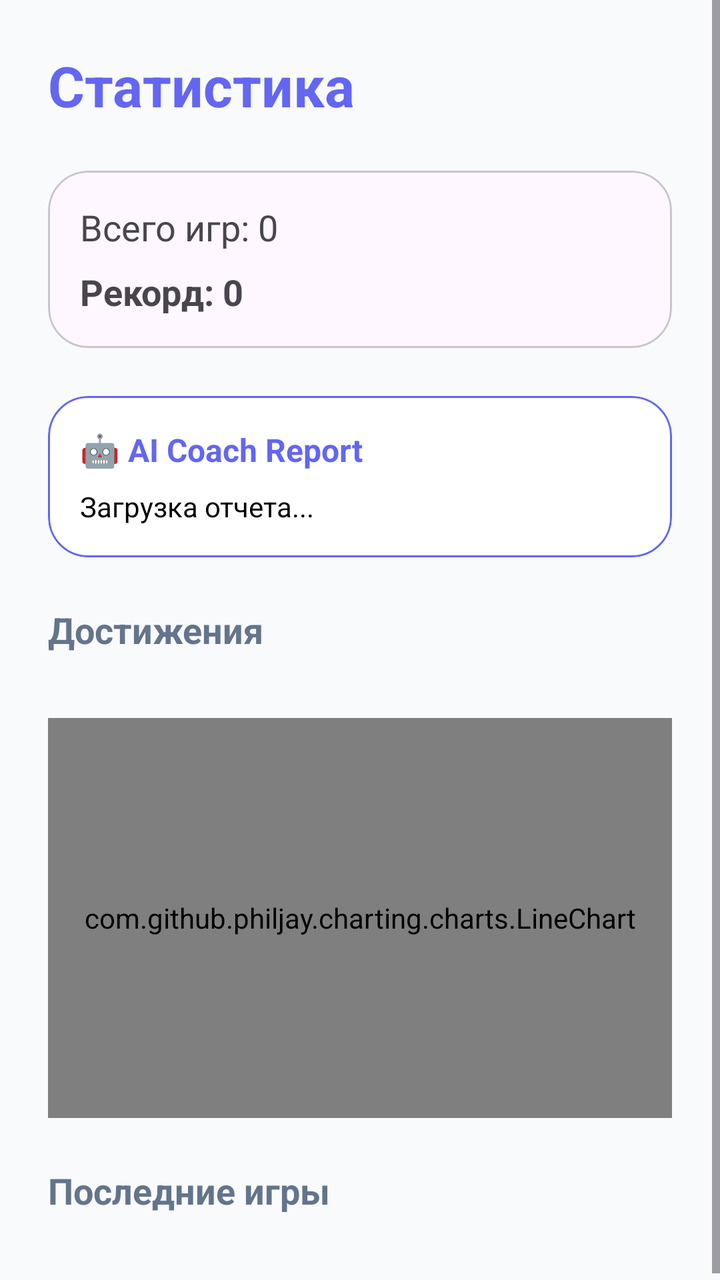
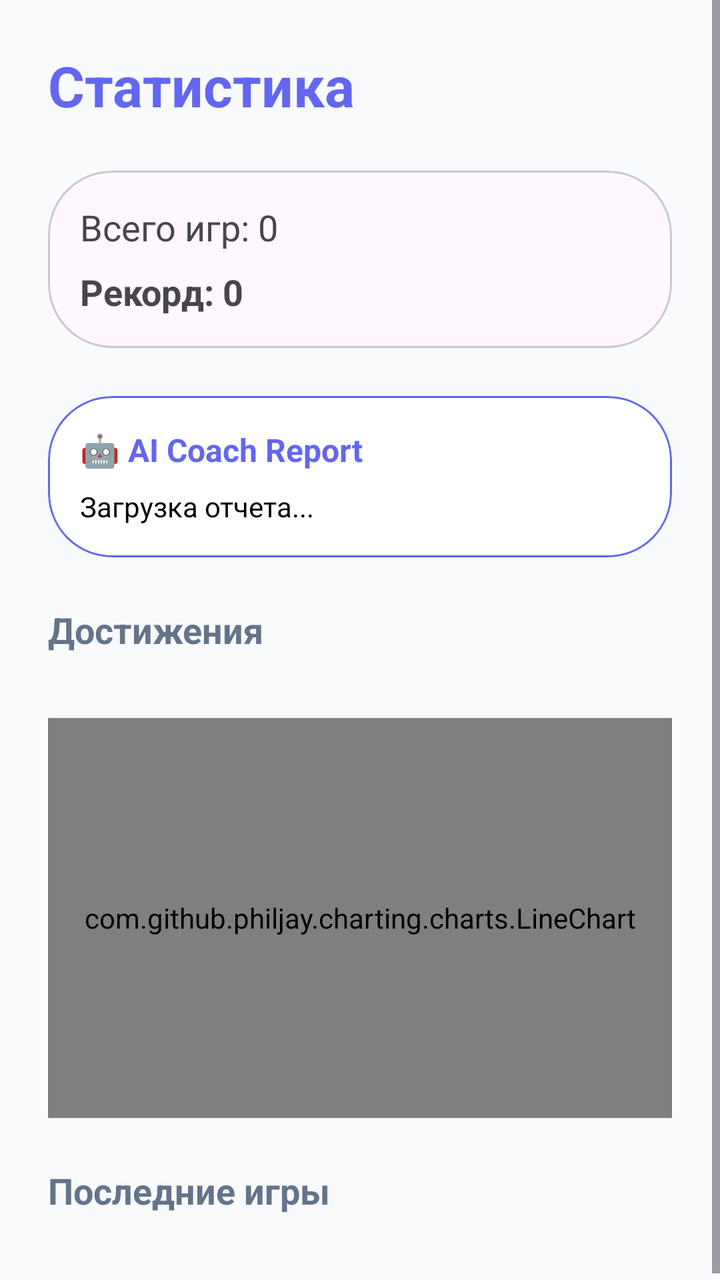

The first picture is an Android layout as it rendered before a commit; the second is the same layout after the commit. The layout source and the unified diff follow.
<!-- AndroidManifest.xml: application theme Theme.Quiz -->
<!-- res/layout/activity_statistics.xml -->
<?xml version="1.0" encoding="utf-8"?>
<ScrollView xmlns:android="http://schemas.android.com/apk/res/android"
    xmlns:app="http://schemas.android.com/apk/res-auto"
    android:layout_width="match_parent"
    android:layout_height="match_parent"
    android:background="@color/gray_bg">

    <LinearLayout
        android:layout_width="match_parent"
        android:layout_height="wrap_content"
        android:orientation="vertical"
        android:padding="24dp">

        <TextView
            android:layout_width="wrap_content"
            android:layout_height="wrap_content"
            android:text="Статистика"
            android:textSize="28sp"
            android:textStyle="bold"
            android:textColor="@color/brand_purple" />

        <com.google.android.material.card.MaterialCardView
            android:layout_width="match_parent"
            android:layout_height="wrap_content"
            android:layout_marginTop="24dp"
            app:cardCornerRadius="20dp">

            <LinearLayout
                android:layout_width="match_parent"
                android:layout_height="wrap_content"
                android:orientation="vertical"
                android:padding="16dp">

                <TextView
                    android:id="@+id/tvTotalGames"
                    android:layout_width="wrap_content"
                    android:layout_height="wrap_content"
                    android:text="Всего игр: 0"
                    android:textSize="18sp" />

                <TextView
                    android:id="@+id/tvBestScore"
                    android:layout_width="wrap_content"
                    android:layout_height="wrap_content"
                    android:layout_marginTop="8dp"
                    android:text="Рекорд: 0"
                    android:textSize="18sp"
                    android:textStyle="bold" />
            </LinearLayout>
        </com.google.android.material.card.MaterialCardView>

        <com.google.android.material.card.MaterialCardView
            android:id="@+id/cardCoach"
            android:layout_width="match_parent"
            android:layout_height="wrap_content"
            android:layout_marginTop="24dp"
            app:cardCornerRadius="20dp"
            app:cardBackgroundColor="@color/white"
            app:strokeColor="@color/brand_purple"
            app:strokeWidth="1dp">

            <LinearLayout
                android:layout_width="match_parent"
                android:layout_height="wrap_content"
                android:orientation="vertical"
                android:padding="16dp">

                <TextView
                    android:layout_width="wrap_content"
                    android:layout_height="wrap_content"
                    android:text="🤖 AI Coach Report"
                    android:textSize="16sp"
                    android:textStyle="bold"
                    android:textColor="@color/brand_purple" />

                <TextView
                    android:id="@+id/tvCoachReport"
                    android:layout_width="match_parent"
                    android:layout_height="wrap_content"
                    android:layout_marginTop="8dp"
                    android:text="Загрузка отчета..."
                    android:textSize="14sp"
                    android:textColor="@color/black"
                    android:lineSpacingExtra="4dp" />
            </LinearLayout>
        </com.google.android.material.card.MaterialCardView>

        <TextView
            android:layout_width="wrap_content"
            android:layout_height="wrap_content"
            android:layout_marginTop="24dp"
            android:text="Достижения"
            android:textSize="18sp"
            android:textStyle="bold"
            android:textColor="@color/muted_gray" />

        <androidx.recyclerview.widget.RecyclerView
            android:id="@+id/rvAchievements"
            android:layout_width="match_parent"
            android:layout_height="wrap_content"
            android:layout_marginTop="8dp"
            android:orientation="horizontal"
            app:layoutManager="androidx.recyclerview.widget.LinearLayoutManager" />

        <com.github.philjay.charting.charts.LineChart
            android:id="@+id/chart"
            android:layout_width="match_parent"
            android:layout_height="200dp"
            android:layout_marginTop="24dp" />

        <TextView
            android:layout_width="wrap_content"
            android:layout_height="wrap_content"
            android:layout_marginTop="24dp"
            android:text="Последние игры"
            android:textSize="18sp"
            android:textStyle="bold"
            android:textColor="@color/muted_gray" />

        <androidx.recyclerview.widget.RecyclerView
            android:id="@+id/rvHistory"
            android:layout_width="match_parent"
            android:layout_height="wrap_content"
            android:layout_marginTop="12dp"
            android:nestedScrollingEnabled="false" />

    </LinearLayout>
</ScrollView>
<!-- resources referenced by this layout -->
<resources>
  <color name="black">#000000</color>
  <color name="brand_purple">#6366F1</color>
  <color name="gray_bg">#F8FAFC</color>
  <color name="muted_gray">#64748B</color>
  <color name="white">#FFFFFF</color>
  <style name="Theme.Quiz" parent="Base.Theme.Quiz" />
  <style name="Base.Theme.Quiz" parent="Theme.Material3.Light.NoActionBar">
          
          
      </style>
</resources>

<!-- the commit's change to res/layout/activity_statistics.xml (unified diff, before → after) -->
@@ -23,7 +23,7 @@
             android:layout_width="match_parent"
             android:layout_height="wrap_content"
             android:layout_marginTop="24dp"
-            app:cardCornerRadius="20dp">
+            app:cardCornerRadius="32dp">
 
             <LinearLayout
                 android:layout_width="match_parent"
@@ -54,7 +54,7 @@
             android:layout_width="match_parent"
             android:layout_height="wrap_content"
             android:layout_marginTop="24dp"
-            app:cardCornerRadius="20dp"
+            app:cardCornerRadius="32dp"
             app:cardBackgroundColor="@color/white"
             app:strokeColor="@color/brand_purple"
             app:strokeWidth="1dp">
